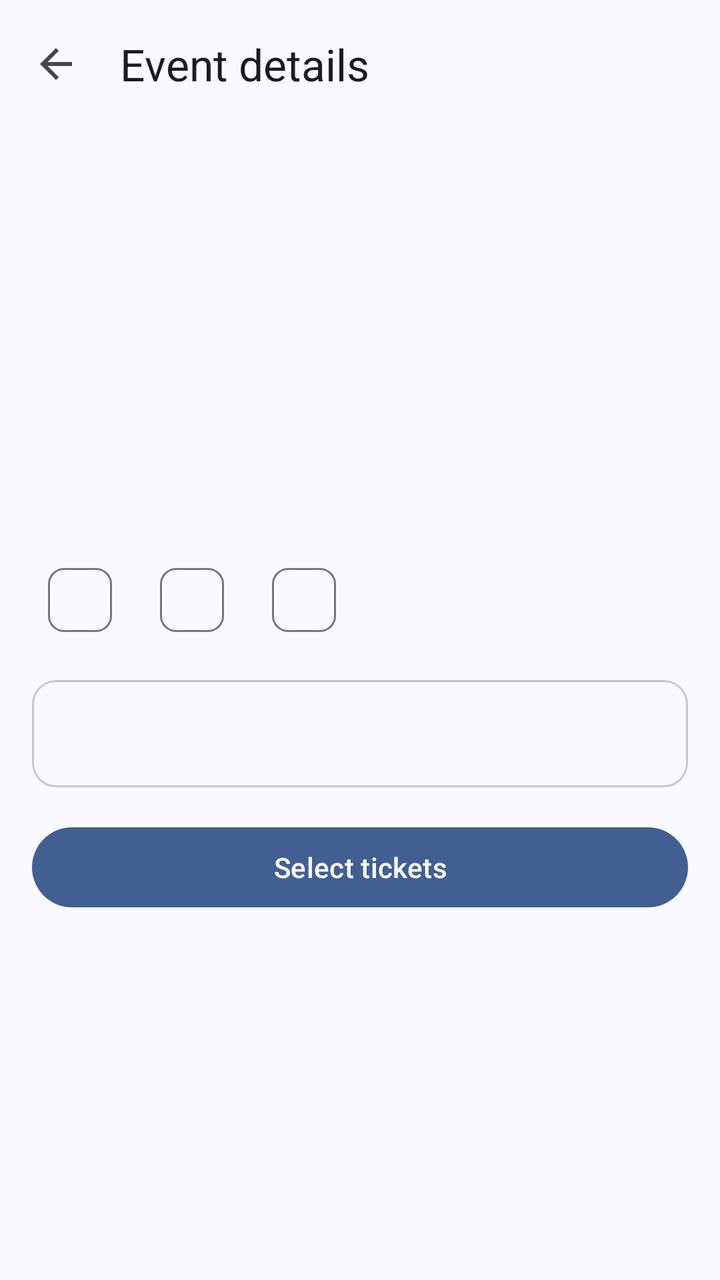
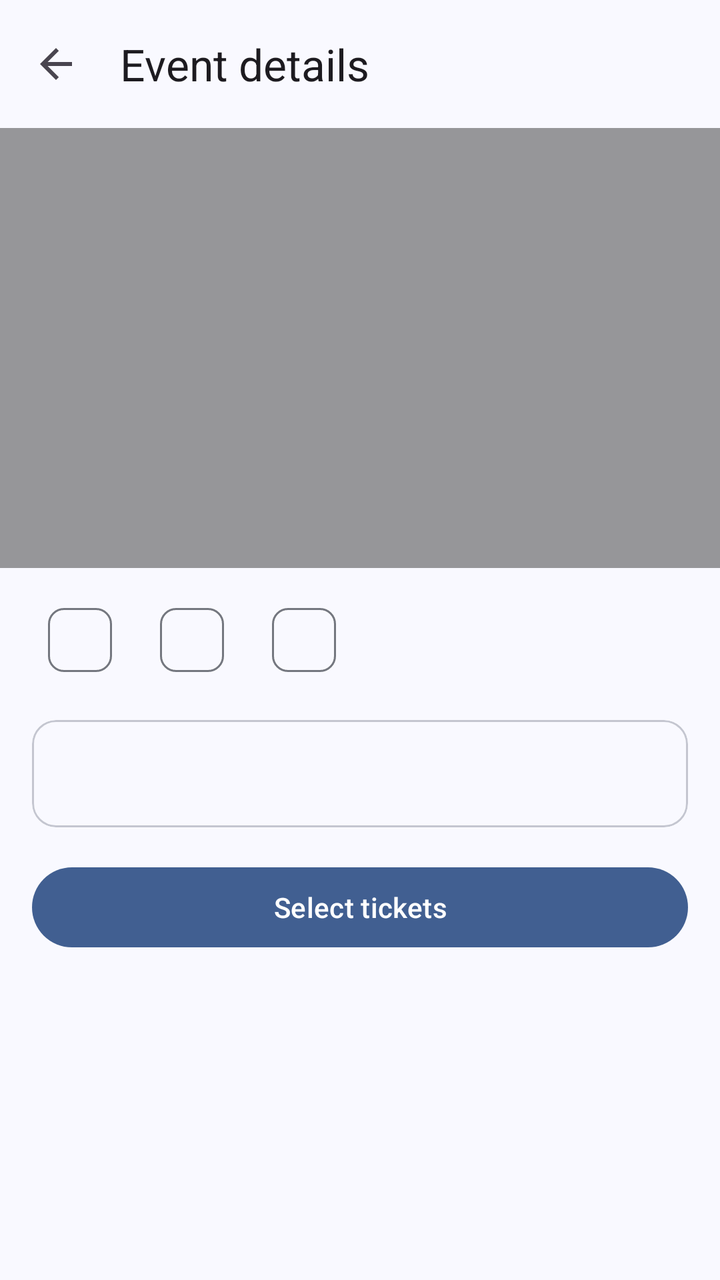

The first picture is an Android layout as it rendered before a commit; the second is the same layout after the commit. The layout source and the unified diff follow.
<!-- AndroidManifest.xml: application theme Theme.Ticketree -->
<!-- res/layout/activity_event_detail.xml -->
<?xml version="1.0" encoding="utf-8"?>
<LinearLayout xmlns:android="http://schemas.android.com/apk/res/android"
    xmlns:app="http://schemas.android.com/apk/res-auto"
    android:layout_width="match_parent"
    android:layout_height="match_parent"
    android:fitsSystemWindows="true"
    android:orientation="vertical">

    <com.google.android.material.appbar.MaterialToolbar
        android:id="@+id/toolbar"
        android:layout_width="match_parent"
        android:layout_height="?attr/actionBarSize"
        app:navigationIcon="@drawable/ic_back"
        app:title="Event details" />

    <ScrollView
        android:layout_width="match_parent"
        android:layout_height="0dp"
        android:layout_weight="1">

        <LinearLayout
            android:layout_width="match_parent"
            android:layout_height="wrap_content"
            android:orientation="vertical">

            <LinearLayout
                android:id="@+id/header"
                android:layout_width="match_parent"
                android:layout_height="200dp"
                android:gravity="center"
                android:orientation="vertical"
                android:padding="16dp">

                <com.google.android.material.textview.MaterialTextView
                    android:id="@+id/tvEmoji"
                    android:layout_width="wrap_content"
                    android:layout_height="wrap_content"
                    android:textColor="#212121"
                    android:textSize="56sp" />

                <com.google.android.material.textview.MaterialTextView
                    android:id="@+id/tvImage"
                    android:layout_width="wrap_content"
                    android:layout_height="wrap_content"
                    android:gravity="center"
                    android:textAppearance="?attr/textAppearanceHeadlineSmall"
                    android:textColor="#212121" />
            </LinearLayout>

            <com.google.android.material.chip.ChipGroup
                android:layout_width="match_parent"
                android:layout_height="wrap_content"
                android:layout_marginHorizontal="16dp"
                android:layout_marginTop="12dp">

                <com.google.android.material.chip.Chip
                    android:id="@+id/chipCategory"
                    style="@style/Widget.Material3.Chip.Assist"
                    android:layout_width="wrap_content"
                    android:layout_height="wrap_content"
                    android:clickable="false" />

                <com.google.android.material.chip.Chip
                    android:id="@+id/chipVenue"
                    style="@style/Widget.Material3.Chip.Assist"
                    android:layout_width="wrap_content"
                    android:layout_height="wrap_content"
                    android:clickable="false" />

                <com.google.android.material.chip.Chip
                    android:id="@+id/chipAge"
                    style="@style/Widget.Material3.Chip.Assist"
                    android:layout_width="wrap_content"
                    android:layout_height="wrap_content"
                    android:clickable="false" />
            </com.google.android.material.chip.ChipGroup>

            <com.google.android.material.card.MaterialCardView
                android:layout_width="match_parent"
                android:layout_height="wrap_content"
                android:layout_margin="16dp">

                <com.google.android.material.textview.MaterialTextView
                    android:id="@+id/tvDetails"
                    android:layout_width="match_parent"
                    android:layout_height="wrap_content"
                    android:padding="16dp"
                    android:textAppearance="?attr/textAppearanceBodyLarge" />
            </com.google.android.material.card.MaterialCardView>

            <com.google.android.material.button.MaterialButton
                android:id="@+id/btnSelectTickets"
                android:layout_width="match_parent"
                android:layout_height="wrap_content"
                android:layout_marginHorizontal="16dp"
                android:layout_marginBottom="16dp"
                android:text="Select tickets" />
        </LinearLayout>
    </ScrollView>
</LinearLayout>
<!-- resources referenced by this layout -->
<resources>
  <!-- drawable ic_back (drawable) -->
  <vector xmlns:android="http://schemas.android.com/apk/res/android"
      android:width="24dp"
      android:height="24dp"
      android:tint="?attr/colorControlNormal"
      android:viewportWidth="24"
      android:viewportHeight="24">
      <path
          android:fillColor="@android:color/white"
          android:pathData="M20,11H7.83l5.59,-5.59L12,4l-8,8 8,8 1.41,-1.41L7.83,13H20v-2z" />
  </vector>
  <style name="Theme.Ticketree" parent="AppTheme">
          <item name="android:windowSoftInputMode">adjustResize</item>
      </style>
  <color name="md_theme_primary">#415F91</color>
  <color name="md_theme_onPrimary">#FFFFFF</color>
  <color name="md_theme_primaryContainer">#D6E3FF</color>
  <color name="md_theme_onPrimaryContainer">#284777</color>
  <color name="md_theme_secondary">#565F71</color>
  <color name="md_theme_onSecondary">#FFFFFF</color>
  <color name="md_theme_secondaryContainer">#DAE2F9</color>
  <color name="md_theme_onSecondaryContainer">#3E4759</color>
  <color name="md_theme_tertiary">#705575</color>
  <color name="md_theme_onTertiary">#FFFFFF</color>
  <color name="md_theme_tertiaryContainer">#FAD8FD</color>
  <color name="md_theme_onTertiaryContainer">#573E5C</color>
  <color name="md_theme_error">#BA1A1A</color>
  <color name="md_theme_onError">#FFFFFF</color>
  <color name="md_theme_errorContainer">#FFDAD6</color>
  <color name="md_theme_onErrorContainer">#93000A</color>
  <color name="md_theme_background">#F9F9FF</color>
  <color name="md_theme_onBackground">#191C20</color>
  <color name="md_theme_surface">#F9F9FF</color>
  <color name="md_theme_onSurface">#191C20</color>
  <color name="md_theme_surfaceVariant">#E0E2EC</color>
  <color name="md_theme_onSurfaceVariant">#44474E</color>
  <color name="md_theme_outline">#74777F</color>
  <color name="md_theme_outlineVariant">#C4C6D0</color>
  <color name="md_theme_inverseSurface">#2E3036</color>
  <color name="md_theme_inverseOnSurface">#F0F0F7</color>
  <color name="md_theme_inversePrimary">#AAC7FF</color>
  <color name="md_theme_primaryFixed">#D6E3FF</color>
  <color name="md_theme_onPrimaryFixed">#001B3E</color>
  <color name="md_theme_primaryFixedDim">#AAC7FF</color>
  <color name="md_theme_onPrimaryFixedVariant">#284777</color>
  <color name="md_theme_secondaryFixed">#DAE2F9</color>
  <color name="md_theme_onSecondaryFixed">#131C2B</color>
  <color name="md_theme_secondaryFixedDim">#BEC6DC</color>
  <color name="md_theme_onSecondaryFixedVariant">#3E4759</color>
  <color name="md_theme_tertiaryFixed">#FAD8FD</color>
  <color name="md_theme_onTertiaryFixed">#28132E</color>
  <color name="md_theme_tertiaryFixedDim">#DDBCE0</color>
  <color name="md_theme_onTertiaryFixedVariant">#573E5C</color>
  <color name="md_theme_surfaceDim">#D9D9E0</color>
  <color name="md_theme_surfaceBright">#F9F9FF</color>
  <color name="md_theme_surfaceContainerLowest">#FFFFFF</color>
  <color name="md_theme_surfaceContainerLow">#F3F3FA</color>
  <color name="md_theme_surfaceContainer">#EDEDF4</color>
  <color name="md_theme_surfaceContainerHigh">#E7E8EE</color>
  <color name="md_theme_surfaceContainerHighest">#E2E2E9</color>
  <!-- unchanged entries left out for length: 1 -->
</resources>

<!-- the commit's change to res/layout/activity_event_detail.xml (unified diff, before → after) -->
@@ -23,29 +23,32 @@
             android:layout_height="wrap_content"
             android:orientation="vertical">
 
-            <LinearLayout
+            <FrameLayout
                 android:id="@+id/header"
                 android:layout_width="match_parent"
-                android:layout_height="200dp"
-                android:gravity="center"
-                android:orientation="vertical"
-                android:padding="16dp">
+                android:layout_height="220dp">
 
-                <com.google.android.material.textview.MaterialTextView
-                    android:id="@+id/tvEmoji"
-                    android:layout_width="wrap_content"
-                    android:layout_height="wrap_content"
-                    android:textColor="#212121"
-                    android:textSize="56sp" />
+                <ImageView
+                    android:id="@+id/ivImage"
+                    android:layout_width="match_parent"
+                    android:layout_height="match_parent"
+                    android:contentDescription="Event image"
+                    android:scaleType="centerCrop" />
+
+                <View
+                    android:layout_width="match_parent"
+                    android:layout_height="match_parent"
+                    android:background="#66000000" />
 
                 <com.google.android.material.textview.MaterialTextView
                     android:id="@+id/tvImage"
-                    android:layout_width="wrap_content"
+                    android:layout_width="match_parent"
                     android:layout_height="wrap_content"
-                    android:gravity="center"
+                    android:layout_gravity="bottom"
+                    android:padding="16dp"
                     android:textAppearance="?attr/textAppearanceHeadlineSmall"
-                    android:textColor="#212121" />
-            </LinearLayout>
+                    android:textColor="@android:color/white" />
+            </FrameLayout>
 
             <com.google.android.material.chip.ChipGroup
                 android:layout_width="match_parent"
